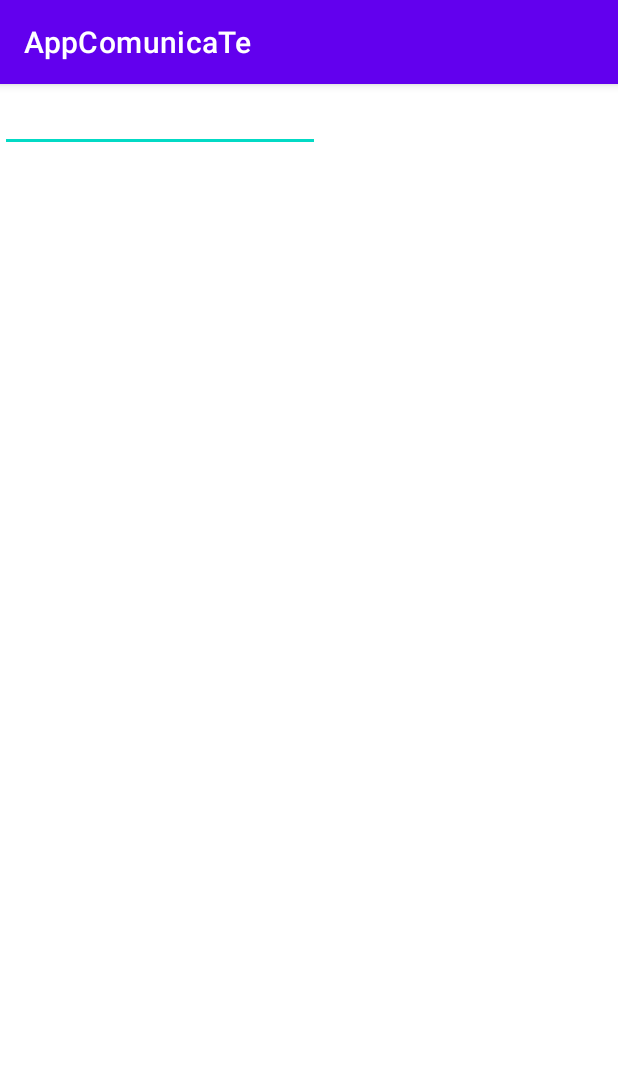
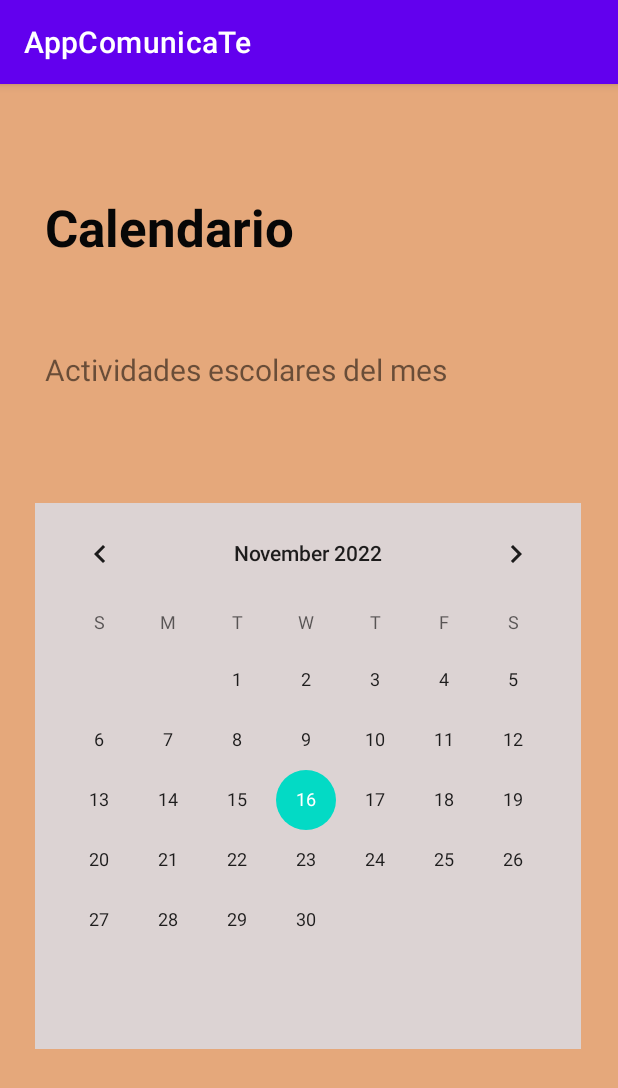
Before and after one commit to sectario/AppComunicaTe, an Android app: the screen it shows after launch (MainActivity before the commit, Calendar after it), on a phone screen of 412 x 824 dp. Shown: the top 1088 px of the screen. Run offline under Robolectric (Android 15) with nearby library versions, the phone set to English and light mode, and no system bars.

Commit message:
Creación activity Calendar

```diff
--- a/app/src/main/java/com/sectario/appcomunicate/MainActivity.java
+++ b/app/src/main/java/com/sectario/appcomunicate/MainActivity.java
@@ -2,6 +2,7 @@ package com.sectario.appcomunicate;
 
 import androidx.appcompat.app.AppCompatActivity;
 
+import android.content.Intent;
 import android.os.Bundle;
 
 public class MainActivity extends AppCompatActivity {
@@ -10,5 +11,8 @@ public class MainActivity extends AppCompatActivity {
     protected void onCreate(Bundle savedInstanceState) {
         super.onCreate(savedInstanceState);
         setContentView(R.layout.activity_main);
+
+        Intent i = new Intent(this, Calendar.class);
+        startActivity(i);
     }
 }
--- a/app/src/main/res/layout/activity_calendar.xml
+++ b/app/src/main/res/layout/activity_calendar.xml
@@ -4,7 +4,7 @@
     xmlns:tools="http://schemas.android.com/tools"
     android:layout_width="match_parent"
     android:layout_height="match_parent"
-    android:background="#F58C40"
+    android:background="#E5A87B"
     tools:context=".Calendar">
 
     <CalendarView
```
